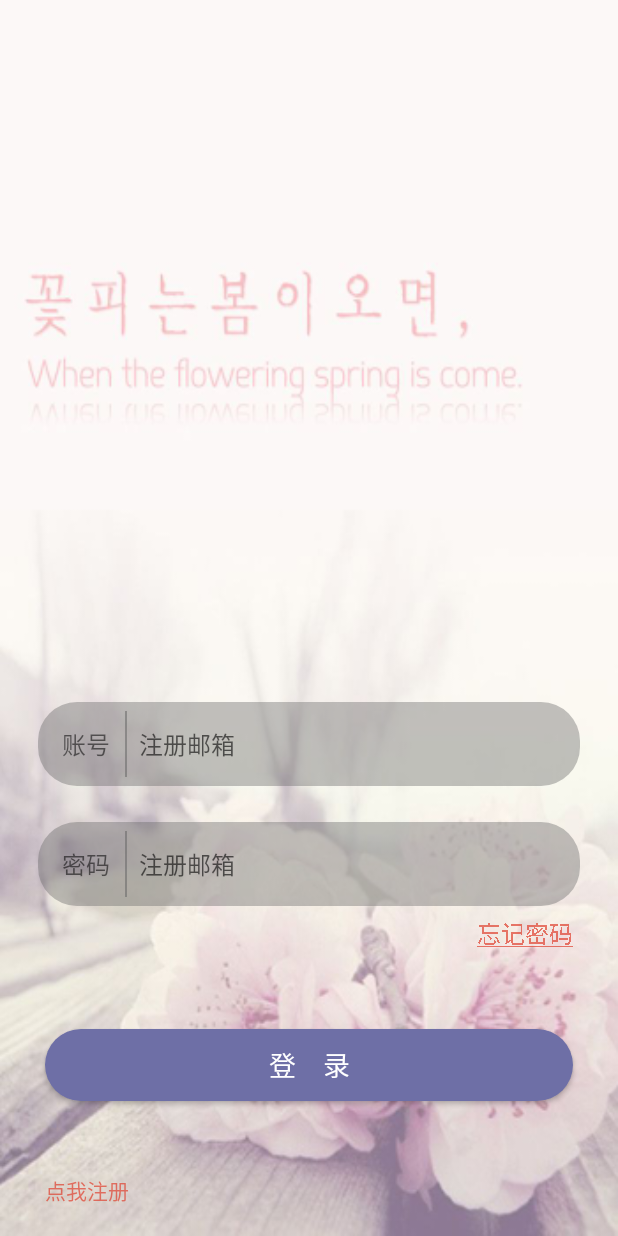
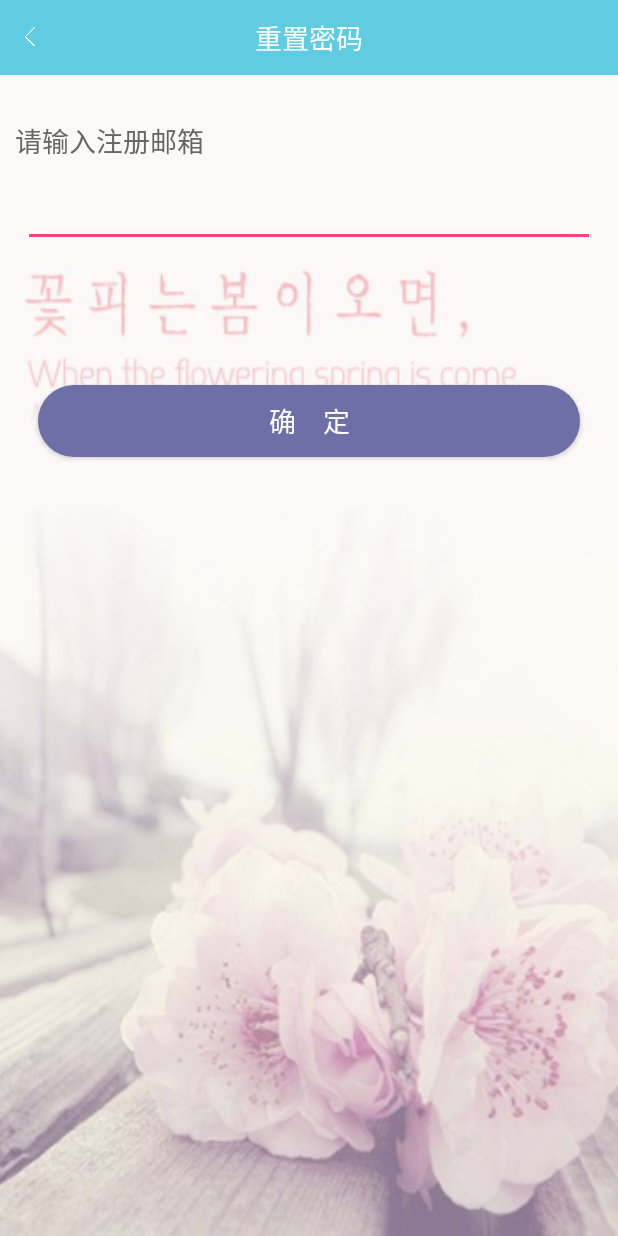
Before and after one commit to 1004145468/xtuPlayer, an Android app: the LoginActivity screen opened directly, with no data from a screen before it, after a tap on "忘记密码", on a phone screen of 412 x 824 dp. Run offline under Robolectric (Android 15) with nearby library versions, the phone set to English and light mode, and no system bars; our stand-ins replace ButterKnife; libraries missing offline, so code that uses them is left out: cn.bmob.v3.

Commit message:
完成密码重置功能

```diff
--- a/Player/app/src/main/AndroidManifest.xml
+++ b/Player/app/src/main/AndroidManifest.xml
@@ -42,6 +42,7 @@
         <activity android:name=".LoginActivity"/>
         <activity android:name=".RegeistActivity"/>
         <activity android:name=".ChangeInfoActivity"/>
+        <activity android:name=".ForgetPswActivity"/>
 
         <service
             android:name=".service.WindowService"
--- /dev/null
+++ b/Player/app/src/main/java/com/ruo/player/ForgetPswActivity.java
@@ -0,0 +1,57 @@
+package com.ruo.player;
+
+import android.text.TextUtils;
+import android.widget.Button;
+import android.widget.EditText;
+import android.widget.TextView;
+
+import com.ruo.player.R;
+import com.ruo.player.Utils.BmobUtils;
+import com.ruo.player.base.BaseTitleBackActivity;
+
+import butterknife.BindView;
+import butterknife.OnClick;
+import cn.bmob.v3.exception.BmobException;
+import cn.bmob.v3.listener.UpdateListener;
+
+public class ForgetPswActivity extends BaseTitleBackActivity {
+
+    @BindView(R.id.et_modify_content)
+    EditText mModifyContentView;
+    @BindView(R.id.tv_motify_result)
+    TextView mModifyResultView;
+    @BindView(R.id.btn_operation)
+    Button operatonBtn;
+
+    @Override
+    public String getBarTitle() {
+        return "重置密码";
+    }
+
+    //重置密码
+    @OnClick(R.id.btn_operation)
+    public void startModity() {
+        mModifyResultView.setText("");
+        String email = mModifyContentView.getText().toString();
+        if (TextUtils.isEmpty(email)) {
+            return;
+        }
+        operatonBtn.setText("正在重置");
+        BmobUtils.resetPasswordByEmail(email, new UpdateListener() {
+            @Override
+            public void done(BmobException e) {
+                operatonBtn.setText("确　定");
+                if (e == null) {
+                    mModifyResultView.setText("密码重置邮件已发送至邮箱！");
+                } else {
+                    mModifyResultView.setText("密码重置失败，请重新尝试！");
+                }
+            }
+        });
+    }
+
+    @Override
+    public int getLayoutId() {
+        return R.layout.activity_forgetpsw;
+    }
+}
--- a/Player/app/src/main/java/com/ruo/player/LoginActivity.java
+++ b/Player/app/src/main/java/com/ruo/player/LoginActivity.java
@@ -36,7 +36,7 @@ public class LoginActivity extends BaseActivity {
 
     @OnClick(R.id.login_forgetpsw)
     public void forgetPsw() {
-
+        PLGT.gotoForgetPswActivity(this);
     }
 
 
--- a/Player/app/src/main/java/com/ruo/player/Utils/PLGT.java
+++ b/Player/app/src/main/java/com/ruo/player/Utils/PLGT.java
@@ -6,6 +6,7 @@ import android.content.Intent;
 
 import com.ruo.player.AboutActivity;
 import com.ruo.player.ChangeInfoActivity;
+import com.ruo.player.ForgetPswActivity;
 import com.ruo.player.HomeActivity;
 import com.ruo.player.LoginActivity;
 import com.ruo.player.MediaPlayActivity;
@@ -115,6 +116,19 @@ public class PLGT {
     }
 
     /**
+     * 忘记密码界面
+     *
+     * @param context
+     */
+    public static void gotoForgetPswActivity(Context context) {
+        if (context instanceof Activity) {
+            Intent intent = new Intent(context, ForgetPswActivity.class);
+            context.startActivity(intent);
+        }
+    }
+
+
+    /**
      * 打开软件介绍界面
      *
      * @param context
--- /dev/null
+++ b/Player/app/src/main/res/layout/activity_forgetpsw.xml
@@ -0,0 +1,59 @@
+<?xml version="1.0" encoding="utf-8"?>
+<LinearLayout xmlns:android="http://schemas.android.com/apk/res/android"
+    android:layout_width="match_parent"
+    android:layout_height="match_parent"
+    android:orientation="vertical"
+    android:background="@drawable/regeist_bg">
+
+    <include layout="@layout/activity_base_title_back" />
+
+    <TextView
+        android:layout_width="wrap_content"
+        android:layout_height="wrap_content"
+        android:textSize="18sp"
+        android:textColor="@color/color4"
+        android:layout_marginTop="30dp"
+        android:layout_marginLeft="10dp"
+        android:text="请输入注册邮箱"
+        />
+
+    <EditText
+        android:id="@+id/et_modify_content"
+        android:layout_width="match_parent"
+        android:layout_height="wrap_content"
+        android:textSize="16sp"
+        android:layout_marginLeft="15dp"
+        android:layout_marginRight="15dp"
+        android:layout_marginTop="15dp"
+        android:singleLine="true"
+        android:paddingTop="10dp"
+        android:paddingBottom="10dp"
+        />
+
+    <TextView
+        android:id="@+id/tv_motify_result"
+        android:layout_width="wrap_content"
+        android:layout_height="wrap_content"
+        android:layout_gravity="right"
+        android:textColor="#CD475D"
+        android:textSize="16sp"
+        android:layout_marginTop="10dp"
+        android:layout_marginRight="15dp"
+        android:text=""/>
+
+    <Button
+        android:id="@+id/btn_operation"
+        android:layout_width="match_parent"
+        android:layout_height="wrap_content"
+        android:layout_marginLeft="25dp"
+        android:layout_marginRight="25dp"
+        android:background="@drawable/select_loginbtn_bg"
+        android:textColor="#fff"
+        android:text="确　定"
+        android:textSize="18sp"
+        android:paddingTop="10dp"
+        android:paddingBottom="10dp"
+        android:layout_marginTop="60dp"
+        />
+
+</LinearLayout>
```
